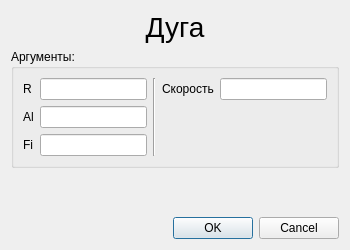
First picture: the form in KAMEditor/gui/commands/arcdialog.ui, repository Xtail96/SML, before the edit.
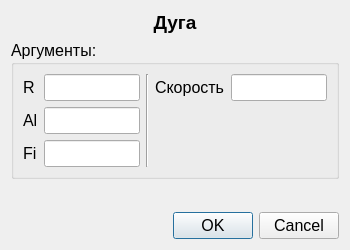
Second picture: the form after the edit.

Diff of the .ui file:
```diff
--- a/KAMEditor/gui/commands/arcdialog.ui
+++ b/KAMEditor/gui/commands/arcdialog.ui
@@ -10,6 +10,11 @@
     <height>250</height>
    </rect>
   </property>
+  <property name="font">
+   <font>
+    <pointsize>12</pointsize>
+   </font>
+  </property>
   <property name="windowTitle">
    <string>Дуга</string>
   </property>
@@ -28,6 +33,11 @@
        <verstretch>0</verstretch>
       </sizepolicy>
      </property>
+     <property name="font">
+      <font>
+       <pointsize>12</pointsize>
+      </font>
+     </property>
      <property name="title">
       <string>Аргументы:</string>
      </property>
@@ -96,7 +106,9 @@
     <widget class="QLabel" name="arcTitleLabel">
      <property name="font">
       <font>
-       <pointsize>21</pointsize>
+       <pointsize>14</pointsize>
+       <weight>75</weight>
+       <bold>true</bold>
       </font>
      </property>
      <property name="text">
```
